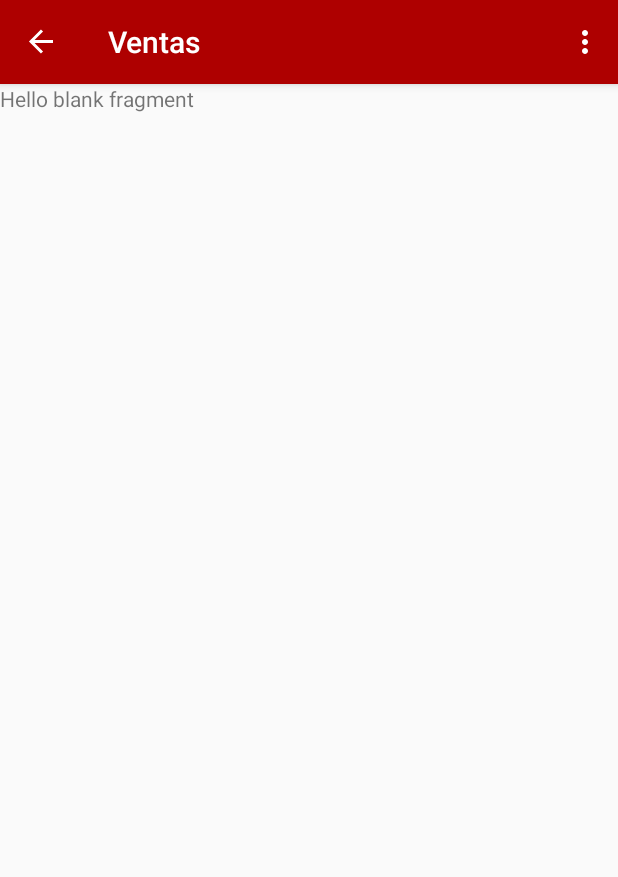
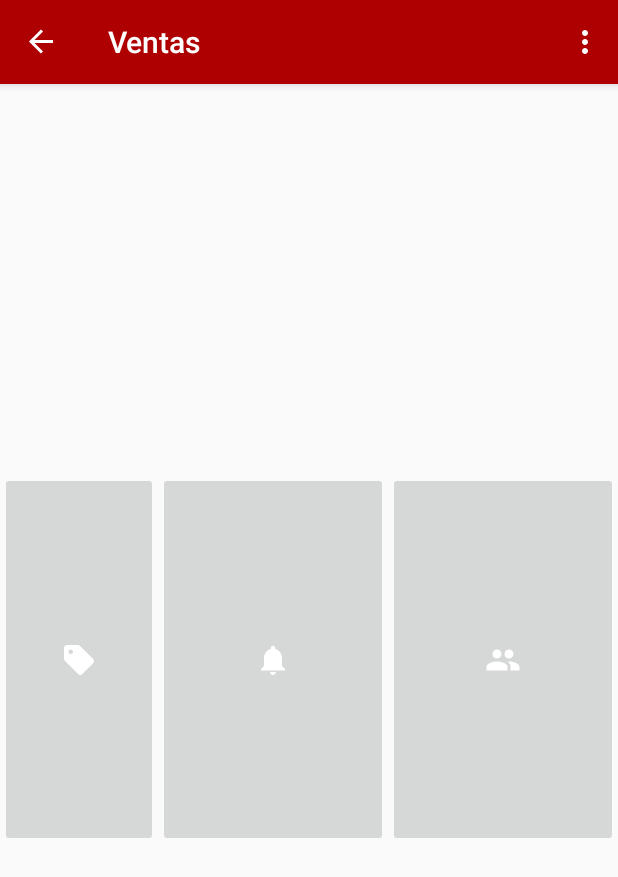
Before and after one commit to andresmtatseo/DonAlonsoPOS, an Android app: the VentasFragment screen opened through its navigation route, on a phone screen of 412 x 824 dp. Shown: the top 877 px of the screen. Run offline under Robolectric (Android 15) with nearby library versions, the phone set to English and light mode, and no system bars; our stand-ins replace navigation-ui.

Commit message:
Fragmentos principales agregados

```diff
--- a/app/build.gradle.kts
+++ b/app/build.gradle.kts
@@ -36,6 +36,10 @@ android {
 
 dependencies {
 
+    val room_version = "2.6.1"
+    implementation("androidx.room:room-runtime:$room_version")
+    annotationProcessor("androidx.room:room-compiler:$room_version")
+
     implementation(libs.appcompat)
     implementation(libs.material)
     implementation(libs.activity)
--- a/app/src/main/res/layout/fragment_ventas.xml
+++ b/app/src/main/res/layout/fragment_ventas.xml
@@ -1,14 +1,39 @@
 <?xml version="1.0" encoding="utf-8"?>
 <FrameLayout xmlns:android="http://schemas.android.com/apk/res/android"
+    xmlns:app="http://schemas.android.com/apk/res-auto"
     xmlns:tools="http://schemas.android.com/tools"
     android:layout_width="match_parent"
     android:layout_height="match_parent"
     tools:context=".ui.ventas.VentasFragment">
 
-    <!-- TODO: Update blank fragment layout -->
-    <TextView
+    <LinearLayout
         android:layout_width="match_parent"
         android:layout_height="match_parent"
-        android:text="@string/hello_blank_fragment" />
+        android:orientation="horizontal">
 
+        <ImageButton
+            android:id="@+id/imageButton"
+            android:layout_width="0dp"
+            android:layout_height="250dp"
+            android:layout_gravity="center"
+            android:layout_weight="1"
+            android:src="@drawable/icono_ventas" />
+
+        <ImageButton
+            android:id="@+id/imageButton2"
+            android:layout_width="wrap_content"
+            android:layout_height="250dp"
+            android:layout_gravity="center"
+            android:layout_weight="1"
+            android:src="@drawable/icono_notificaciones" />
+
+        <ImageButton
+            android:id="@+id/imageButton3"
+            android:layout_width="wrap_content"
+            android:layout_height="250dp"
+            android:layout_gravity="center"
+            android:layout_weight="1"
+            android:src="@drawable/icono_clientes" />
+
+    </LinearLayout>
 </FrameLayout>
```
Also changed, not shown: app/src/main/java/com/example/donalonsopos/data/database/entities/UsuarioEntity.java (added, +38 -0 lines).
